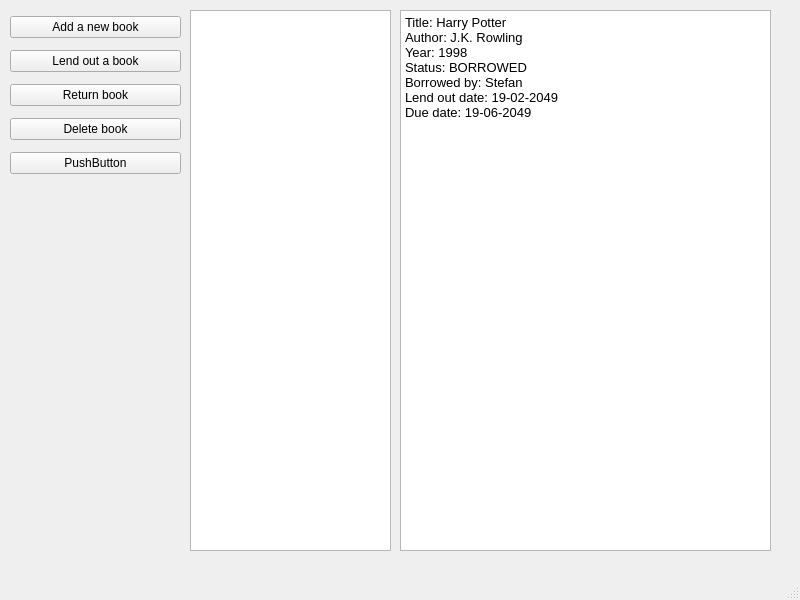
This is Semestr 6/GUI/QTApps/BookStore/bookstore.ui in MrDeun/studia as Qt 5 draws it before an edit. The edited form follows.
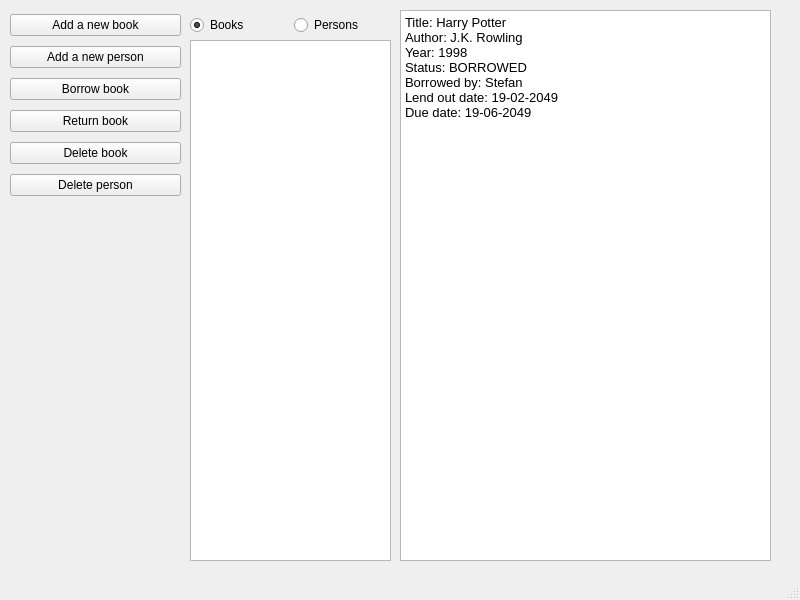
This is the edited form.

Commit message: Added a person window

What changed in the file:
```diff
--- a/Semestr 6/GUI/QTApps/BookStore/bookstore.ui
+++ b/Semestr 6/GUI/QTApps/BookStore/bookstore.ui
@@ -20,7 +20,7 @@
       <x>10</x>
       <y>10</y>
       <width>171</width>
-      <height>171</height>
+      <height>191</height>
      </rect>
     </property>
     <layout class="QVBoxLayout" name="verticalLayout">
@@ -31,10 +31,17 @@
        </property>
       </widget>
      </item>
+     <item>
+      <widget class="QPushButton" name="pushButton_6">
+       <property name="text">
+        <string>Add a new person</string>
+       </property>
+      </widget>
+     </item>
      <item>
       <widget class="QPushButton" name="pushButton_5">
        <property name="text">
-        <string>Lend out a book</string>
+        <string>Borrow book</string>
        </property>
       </widget>
      </item>
@@ -55,7 +62,7 @@
      <item>
       <widget class="QPushButton" name="pushButton">
        <property name="text">
-        <string>PushButton</string>
+        <string>Delete person</string>
        </property>
       </widget>
      </item>
@@ -65,9 +72,9 @@
     <property name="geometry">
      <rect>
       <x>190</x>
-      <y>10</y>
+      <y>40</y>
       <width>201</width>
-      <height>541</height>
+      <height>521</height>
      </rect>
     </property>
    </widget>
@@ -77,7 +84,7 @@
       <x>400</x>
       <y>10</y>
       <width>371</width>
-      <height>541</height>
+      <height>551</height>
      </rect>
     </property>
     <property name="readOnly">
@@ -94,6 +101,35 @@
 &lt;p style=&quot; margin-top:0px; margin-bottom:0px; margin-left:0px; margin-right:0px; -qt-block-indent:0; text-indent:0px;&quot;&gt;Title: Harry Potter&lt;br /&gt;Author: J.K. Rowling&lt;br /&gt;Year: 1998&lt;br /&gt;Status: BORROWED&lt;br /&gt;Borrowed by: Stefan&lt;br /&gt;Lend out date: 19-02-2049&lt;br /&gt;Due date: 19-06-2049&lt;/p&gt;&lt;/body&gt;&lt;/html&gt;</string>
     </property>
    </widget>
+   <widget class="QWidget" name="horizontalLayoutWidget">
+    <property name="geometry">
+     <rect>
+      <x>190</x>
+      <y>10</y>
+      <width>201</width>
+      <height>31</height>
+     </rect>
+    </property>
+    <layout class="QHBoxLayout" name="horizontalLayout">
+     <item>
+      <widget class="QRadioButton" name="radioButton_2">
+       <property name="text">
+        <string>Books</string>
+       </property>
+       <property name="checked">
+        <bool>true</bool>
+       </property>
+      </widget>
+     </item>
+     <item>
+      <widget class="QRadioButton" name="radioButton">
+       <property name="text">
+        <string>Persons</string>
+       </property>
+      </widget>
+     </item>
+    </layout>
+   </widget>
   </widget>
   <widget class="QMenuBar" name="menubar">
    <property name="geometry">
```
Left out of the diff: 110 changed lines with no effect on the pictures. The commit also changes 12 other files.
